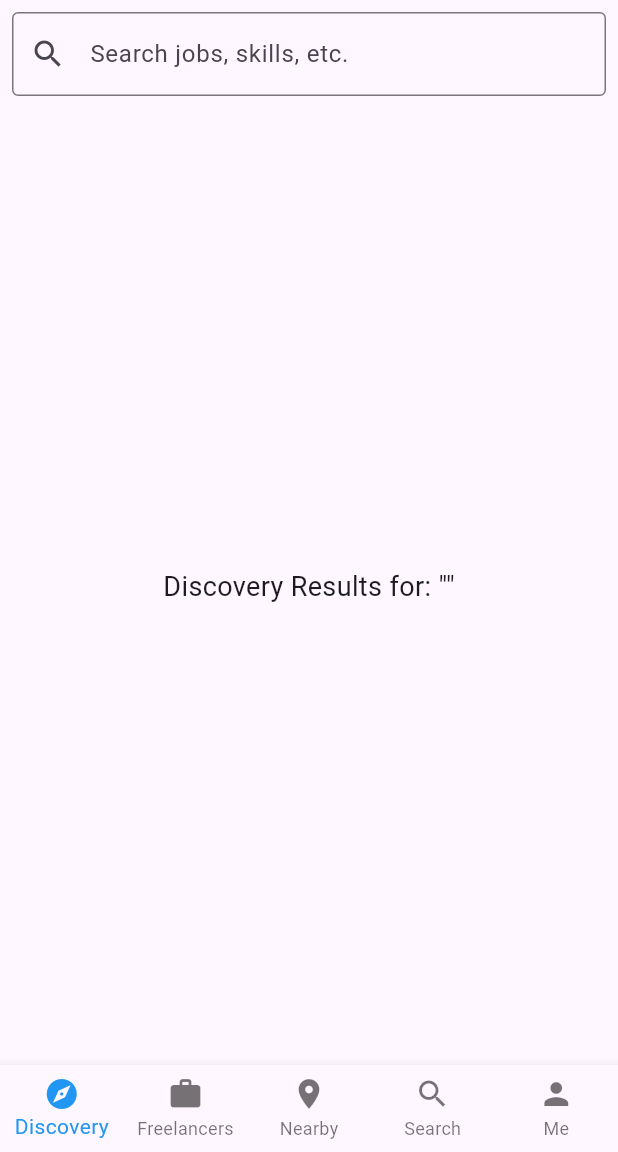
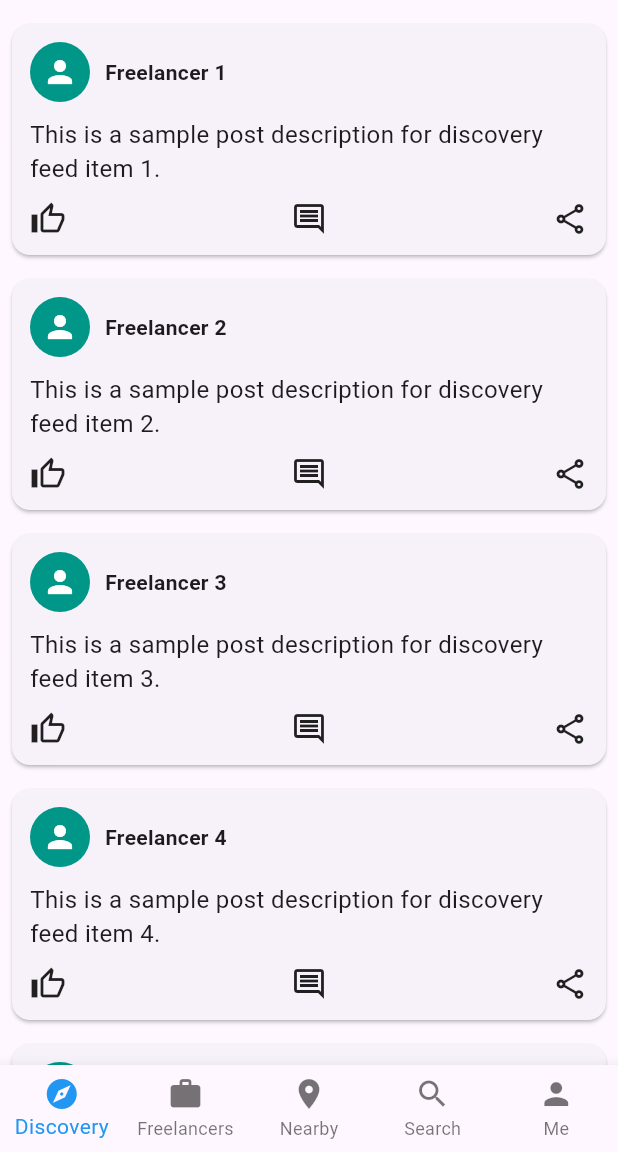
Before and after one commit to bananaNuggets75/freelancing-app-CPU, a Flutter app: the HomePage screen opened by its route, on a phone screen of 412 x 824 dp, the part 84-1236 px from its top. Run offline on Flutter 3.47's test engine with Material 3 defaults, Android fonts, the phone set to English and light mode, and no system bars.

Commit message:
news feed- home/discovery page

```diff
--- a/freelancing_app/lib/home_page.dart
+++ b/freelancing_app/lib/home_page.dart
@@ -39,34 +39,53 @@ class _HomePageState extends State<HomePage> {
   }
 
   Widget _buildDiscoveryPage() {
-    return Column(
-      children: [
-        Padding(
-          padding: const EdgeInsets.all(8.0),
-          child: TextField(
-            decoration: InputDecoration(
-              hintText: 'Search jobs, skills, etc.',
-              border: OutlineInputBorder(),
-              prefixIcon: Icon(Icons.search),
-            ),
-            onChanged: (value) {
-              setState(() {
-                _discoverySearchQuery = value;
-              });
-            },
-          ),
-        ),
-        Expanded(
-          child: Center(
-            child: Text(
-              'Discovery Results for: "$_discoverySearchQuery"',
-              style: TextStyle(fontSize: 18),
+    return ListView.builder(
+      padding: const EdgeInsets.all(8.0),
+      itemCount: 10, // Number of posts to display
+      itemBuilder: (context, index) {
+        return Card(
+          margin: const EdgeInsets.symmetric(vertical: 8.0),
+          child: Padding(
+            padding: const EdgeInsets.all(12.0),
+            child: Column(
+              crossAxisAlignment: CrossAxisAlignment.start,
+              children: [
+                Row(
+                  children: [
+                    CircleAvatar(
+                      radius: 20,
+                      backgroundColor: Colors.teal,
+                      child: Icon(Icons.person, color: Colors.white),
+                    ),
+                    const SizedBox(width: 10),
+                    Text(
+                      "Freelancer ${index + 1}",
+                      style: TextStyle(fontWeight: FontWeight.bold),
+                    ),
+                  ],
+                ),
+                const SizedBox(height: 10),
+                Text(
+                  "This is a sample post description for discovery feed item ${index + 1}.",
+                  style: TextStyle(fontSize: 16),
+                ),
+                const SizedBox(height: 10),
+                Row(
+                  mainAxisAlignment: MainAxisAlignment.spaceBetween,
+                  children: [
+                    Icon(Icons.thumb_up_alt_outlined),
+                    Icon(Icons.comment_outlined),
+                    Icon(Icons.share_outlined),
+                  ],
+                ),
+              ],
             ),
           ),
-        ),
-      ],
+        );
+      },
     );
   }
+
 
   Widget _buildSearchPage() {
     return Column(
```
